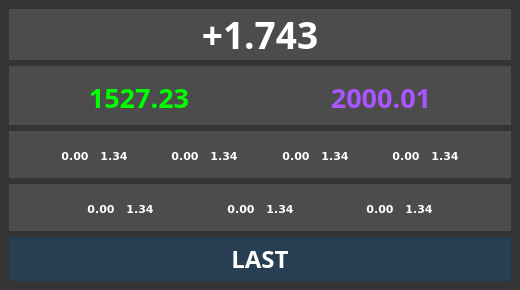
First picture: the form in main.ui, repository nicwest/statpadder, before the edit.
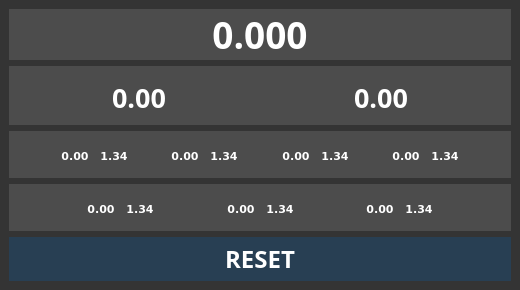
Second picture: the form after the edit.

Diff of the .ui file:
```diff
--- a/main.ui
+++ b/main.ui
@@ -65,7 +65,7 @@
          <enum>QFrame::NoFrame</enum>
         </property>
         <property name="text">
-         <string>+1.743</string>
+         <string>0.000</string>
         </property>
         <property name="scaledContents">
          <bool>false</bool>
@@ -113,10 +113,10 @@
             </font>
            </property>
            <property name="styleSheet">
-            <string notr="true">color: #00FF00;</string>
+            <string notr="true">color: #FFFFFF;</string>
            </property>
            <property name="text">
-            <string>1527.23</string>
+            <string>0.00</string>
            </property>
            <property name="alignment">
             <set>Qt::AlignCenter</set>
@@ -134,10 +134,10 @@
             </font>
            </property>
            <property name="styleSheet">
-            <string notr="true">color: rgb(170, 85, 255)</string>
+            <string notr="true">color: #FFFFFF</string>
            </property>
            <property name="text">
-            <string>2000.01</string>
+            <string>0.00</string>
            </property>
            <property name="alignment">
             <set>Qt::AlignCenter</set>
@@ -810,7 +810,7 @@
 padding: 5px;</string>
       </property>
       <property name="text">
-       <string>LAST</string>
+       <string>RESET</string>
       </property>
      </widget>
     </item>
```
Left out of the diff: 2 changed lines with no effect on the pictures.
